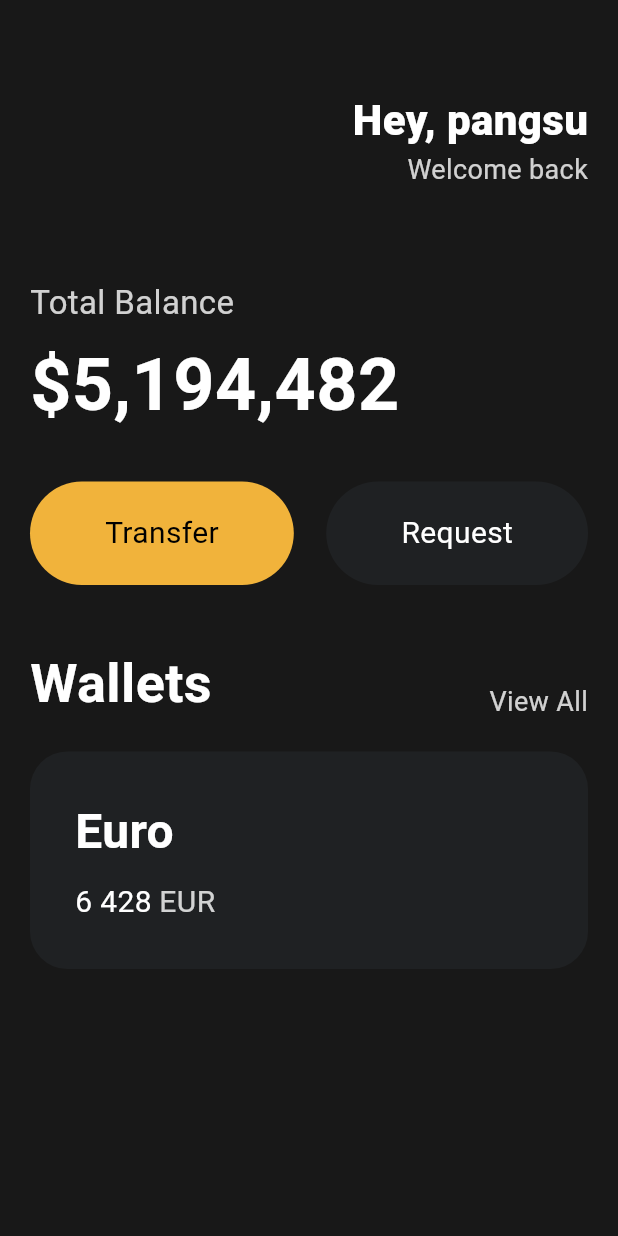
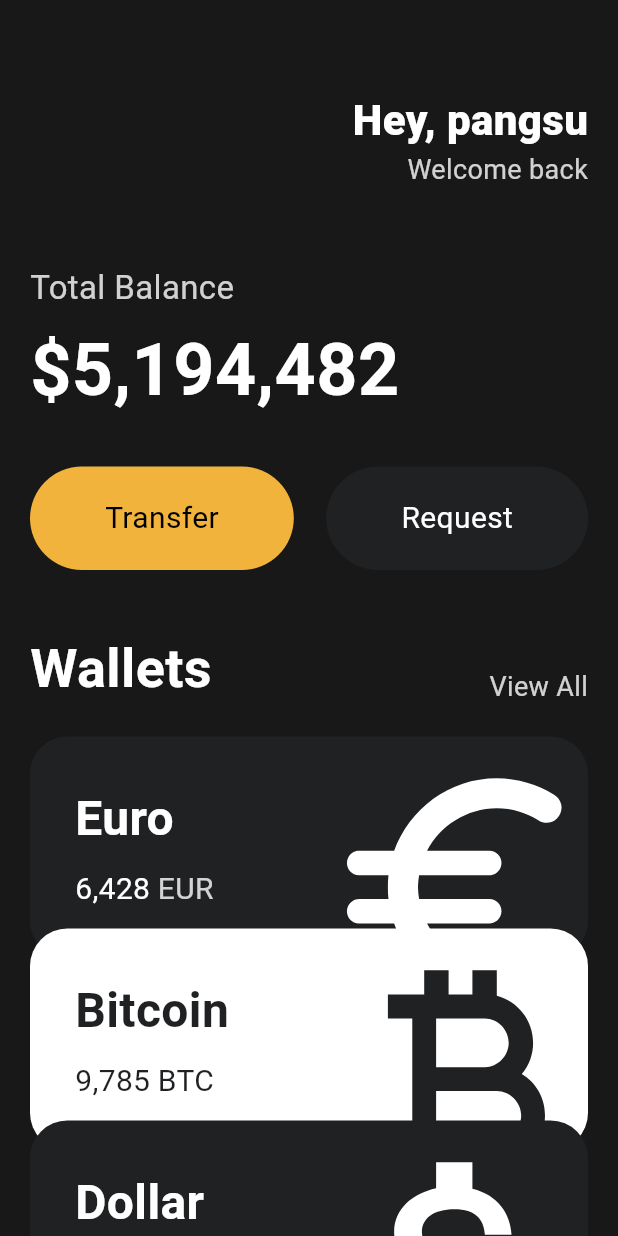
Before and after one commit to yukwangsu/Flutter_UI_practice, a Flutter app: the screen it shows after launch, on a phone screen of 412 x 824 dp. Run offline on Flutter 3.47's test engine with Material 3 defaults, Android fonts, the phone set to English and light mode, and no system bars.

Commit message:
Icon, Transform(scale, translate)

```diff
--- a/lib/main.dart
+++ b/lib/main.dart
@@ -1,5 +1,6 @@
 import 'package:flutter/material.dart';
 import 'package:toonflix/widgets/button.dart';
+import 'package:toonflix/widgets/currency_card.dart';
 
 void main() {
   runApp(const App());
@@ -13,7 +14,8 @@ class App extends StatelessWidget {
     return MaterialApp(
       home: Scaffold(
           backgroundColor: const Color(0xFF181818),
-          body: Padding(
+          body: SingleChildScrollView(
+            child: Padding(
                 //전체 화면의 왼쪽, 오른쪽에 Padding을 추가한다.
                 padding: const EdgeInsets.symmetric(horizontal: 20),
                 //Column에 모든걸 넣는다.
@@ -53,7 +55,7 @@ class App extends StatelessWidget {
                       ],
                     ),
                     const SizedBox(
-                    height: 60,
+                      height: 50,
                     ),
                     Text(
                       'Total Balance',
@@ -120,58 +122,36 @@ class App extends StatelessWidget {
                     const SizedBox(
                       height: 20,
                     ),
-                  Container(
-                    decoration: BoxDecoration(
-                      color: const Color(0xff1f2123),
-                      borderRadius: BorderRadius.circular(25),
+                    const CurrencyCard(
+                      name: 'Euro',
+                      code: "EUR",
+                      amount: '6,428',
+                      icon: Icons.euro_rounded,
+                      isInverted: false,
                     ),
-                    child: Padding(
-                      padding: const EdgeInsets.all(30),
-                      child: Row(
-                        children: [
-                          Column(
-                            crossAxisAlignment: CrossAxisAlignment.start,
-                            children: [
-                              const Text(
-                                'Euro',
-                                style: TextStyle(
-                                  color: Colors.white,
-                                  fontSize: 32,
-                                  fontWeight: FontWeight.w600,
+                    Transform.translate(
+                      offset: const Offset(0, -20),
+                      child: const CurrencyCard(
+                        name: 'Bitcoin',
+                        code: "BTC",
+                        amount: '9,785',
+                        icon: Icons.currency_bitcoin,
+                        isInverted: true,
                       ),
                     ),
-                              const SizedBox(
-                                height: 10,
-                              ),
-                              Row(
-                                children: [
-                                  const Text(
-                                    '6 428',
-                                    style: TextStyle(
-                                      color: Colors.white,
-                                      fontSize: 20,
-                                    ),
-                                  ),
-                                  const SizedBox(
-                                    width: 5,
-                                  ),
-                                  Text(
-                                    'EUR',
-                                    style: TextStyle(
-                                      color: Colors.white.withOpacity(0.8),
-                                      fontSize: 20,
+                    Transform.translate(
+                      offset: const Offset(0, -40),
+                      child: const CurrencyCard(
+                        name: 'Dollar',
+                        code: "USD",
+                        amount: '428',
+                        icon: Icons.attach_money_outlined,
+                        isInverted: false,
                       ),
                     ),
                   ],
-                              ),
-                            ],
-                          )
-                        ],
-                      ),
-                    ),
-                  ),
-                ],
-              ))),
+                )),
+          )),
     );
   }
 }
--- /dev/null
+++ b/lib/widgets/currency_card.dart
@@ -0,0 +1,91 @@
+import 'package:flutter/material.dart';
+
+class CurrencyCard extends StatelessWidget {
+  final String name, code, amount;
+  final IconData icon;
+  final bool isInverted;
+
+  final _blackColor = const Color(0xff1f2123);
+
+  const CurrencyCard({
+    super.key,
+    required this.name,
+    required this.code,
+    required this.amount,
+    required this.icon,
+    required this.isInverted,
+  });
+
+  @override
+  Widget build(BuildContext context) {
+    return Container(
+      //overflow가 발생했을 때 대처
+      clipBehavior: Clip.hardEdge,
+      decoration: BoxDecoration(
+        color: isInverted ? Colors.white : _blackColor,
+        borderRadius: BorderRadius.circular(25),
+      ),
+      child: Padding(
+        padding: const EdgeInsets.all(30),
+        child: Row(
+          mainAxisAlignment: MainAxisAlignment.spaceBetween,
+          children: [
+            Column(
+              crossAxisAlignment: CrossAxisAlignment.start,
+              children: [
+                Text(
+                  name,
+                  style: TextStyle(
+                    color: isInverted ? _blackColor : Colors.white,
+                    fontSize: 32,
+                    fontWeight: FontWeight.w600,
+                  ),
+                ),
+                const SizedBox(
+                  height: 10,
+                ),
+                Row(
+                  children: [
+                    Text(
+                      amount,
+                      style: TextStyle(
+                        color: isInverted ? _blackColor : Colors.white,
+                        fontSize: 20,
+                      ),
+                    ),
+                    const SizedBox(
+                      width: 5,
+                    ),
+                    Text(
+                      code,
+                      style: TextStyle(
+                        color: isInverted
+                            ? _blackColor
+                            : Colors.white.withOpacity(0.8),
+                        fontSize: 20,
+                      ),
+                    ),
+                  ],
+                ),
+              ],
+            ),
+            //아이콘의 크기만 변경한다. 주변의 크기에는 영향을 미치지 않음.
+            Transform.scale(
+              scale: 2.2,
+              //sized box를 사용하지 않고 위치를 이동: Transform.translate, offset
+              child: Transform.translate(
+                offset: const Offset(-5, 12),
+                //아이콘 사용(화살표 클릭하면 아이콘 미리보기 가능)
+                child: Icon(
+                  icon,
+                  color: isInverted ? _blackColor : Colors.white,
+                  size: 88,
+                ),
+              ),
+            )
+          ],
+        ),
+      ),
+    );
+  }
+}
```
Lines whose indentation alone changed are shown as unchanged.
